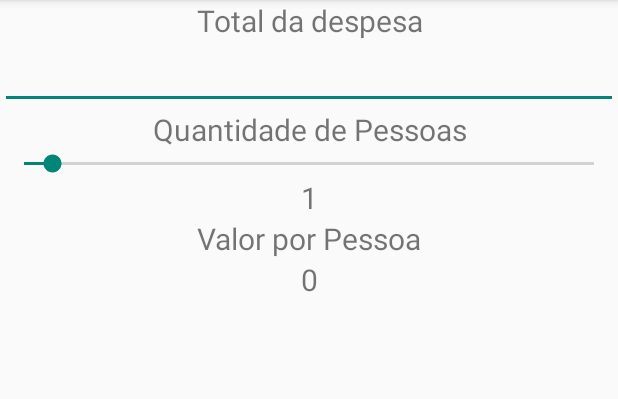
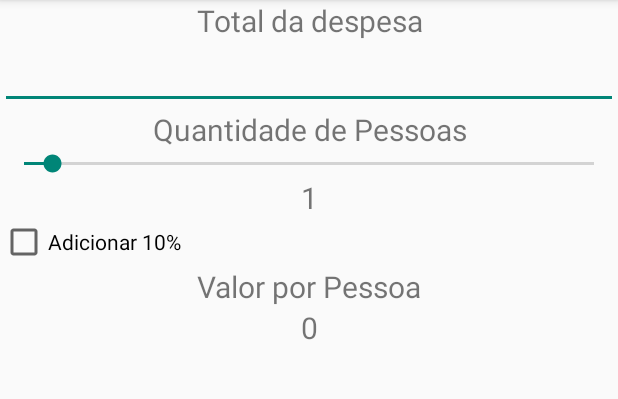
Before and after one commit to dcardosogit/DivideDespesas, an Android app: the screen it shows after launch (MainActivity), on a phone screen of 412 x 824 dp, the part 84-483 px from its top. Run offline under Robolectric (Android 15) with nearby library versions, the phone set to English and light mode, and no system bars.

Commit message:
Adição dos 10%

```diff
--- a/app/src/main/java/br/com/opet/tds/dividedespesas/MainActivity.java
+++ b/app/src/main/java/br/com/opet/tds/dividedespesas/MainActivity.java
@@ -2,9 +2,13 @@ package br.com.opet.tds.dividedespesas;
 
 import android.app.Activity;
 import android.os.Bundle;
+import android.view.View;
+import android.widget.CheckBox;
+import android.widget.CompoundButton;
 import android.widget.EditText;
 import android.widget.SeekBar;
 import android.widget.TextView;
+import android.widget.Toast;
 
 public class MainActivity extends Activity {
 
@@ -12,6 +16,8 @@ public class MainActivity extends Activity {
     private SeekBar seekQtdePessoas;
     private TextView textQtdePessoas;
     private TextView textDivisaoDespesa;
+    private CheckBox checkBoxAdicional;
+    private double adicional;
 
     @Override
     protected void onCreate(Bundle savedInstanceState) {
@@ -22,14 +28,27 @@ public class MainActivity extends Activity {
         seekQtdePessoas = (SeekBar) findViewById(R.id.seekQtdePessoas);
         textQtdePessoas = (TextView) findViewById(R.id.textTotalPessoas);
         textDivisaoDespesa = (TextView) findViewById(R.id.textDivisaoDespesa);
+        checkBoxAdicional = (CheckBox) findViewById(R.id.checkboxAdicional);
+
+        adicional = 1.0;
+
+        checkBoxAdicional.setOnCheckedChangeListener(new CompoundButton.OnCheckedChangeListener() {
+            @Override
+            public void onCheckedChanged(CompoundButton buttonView, boolean isChecked) {
+                adicional = isChecked ? 1.1 :  1.0;
+                double totalDespesa = Double.parseDouble(editDespesa.getText().toString()) * adicional;
+                double despesa = totalDespesa / seekQtdePessoas.getProgress();
+                textDivisaoDespesa.setText(String.format("%.2f", despesa));
+            }
+        });
 
         seekQtdePessoas.setOnSeekBarChangeListener(new SeekBar.OnSeekBarChangeListener() {
             @Override
             public void onProgressChanged(SeekBar seekBar, int progress, boolean fromUser) {
                 if(!editDespesa.getText().toString().isEmpty() && progress != 0){
-                    double totalDespesa = Double.parseDouble(editDespesa.getText().toString());
+                    double totalDespesa = Double.parseDouble(editDespesa.getText().toString()) * adicional;
                     double despesa = totalDespesa / progress;
-                    textDivisaoDespesa.setText(String.valueOf(despesa));
+                    textDivisaoDespesa.setText(String.format("%.2f", despesa));
                     textQtdePessoas.setText(String.valueOf(progress));
                 }
             }
--- a/app/src/main/res/layout/activity_main.xml
+++ b/app/src/main/res/layout/activity_main.xml
@@ -38,6 +38,11 @@
         android:textAlignment="center"
         android:textSize="20sp"
         android:text="1" />
+    <CheckBox
+        android:id="@+id/checkboxAdicional"
+        android:layout_width="match_parent"
+        android:layout_height="wrap_content"
+        android:text="Adicionar 10%"/>
     <TextView
         android:layout_width="match_parent"
         android:layout_height="wrap_content"
```
